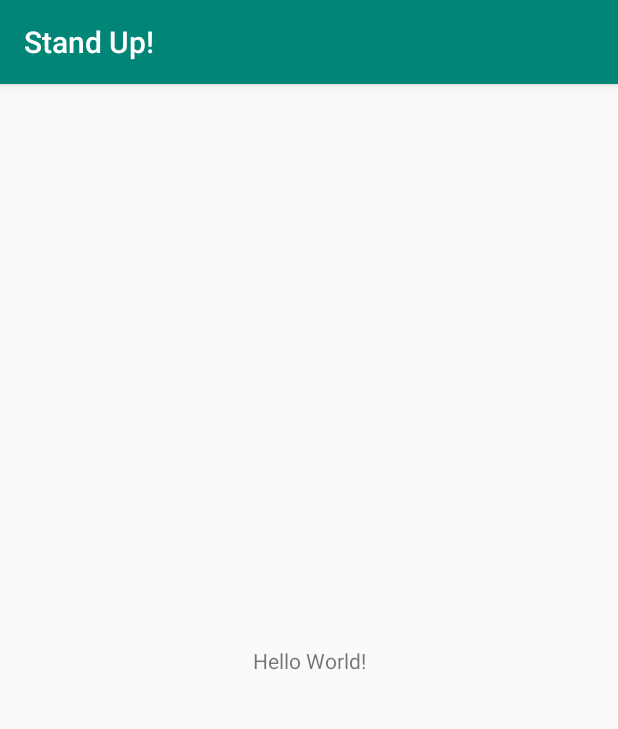
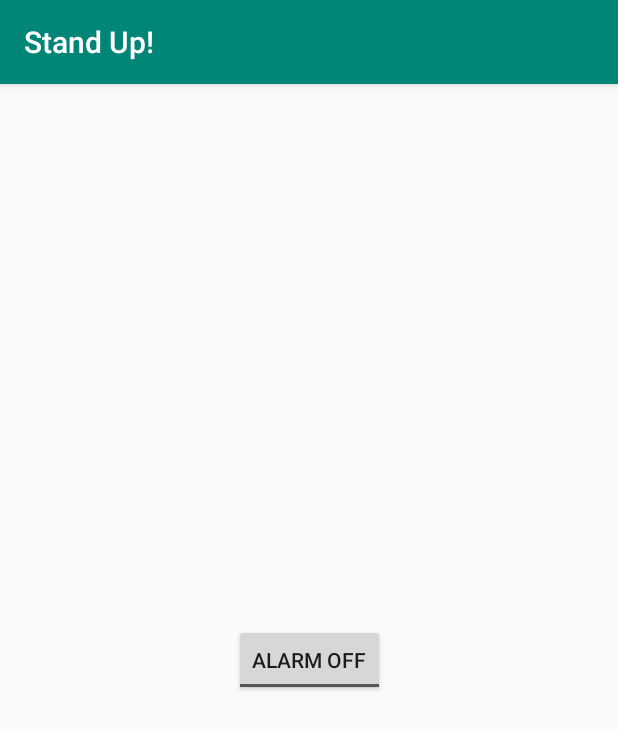
Before and after one commit to joabetc/android_StandUp, an Android app: the screen it shows after launch (MainActivity), on a phone screen of 412 x 824 dp. Shown: the top 729 px of the screen. Run offline under Robolectric (Android 15) with nearby library versions, the phone set to English and light mode, and no system bars.

Commit message:
Adding a ToggleButton

```diff
--- a/app/src/main/res/layout/activity_main.xml
+++ b/app/src/main/res/layout/activity_main.xml
@@ -6,13 +6,14 @@
     android:layout_height="match_parent"
     tools:context=".MainActivity">
 
-    <TextView
+    <ToggleButton
+        android:id="@+id/alarmToggle"
         android:layout_width="wrap_content"
         android:layout_height="wrap_content"
-        android:text="Hello World!"
+        android:textOff="@string/alarm_off"
+        android:textOn="@string/alarm_on"
         app:layout_constraintBottom_toBottomOf="parent"
-        app:layout_constraintLeft_toLeftOf="parent"
-        app:layout_constraintRight_toRightOf="parent"
+        app:layout_constraintEnd_toEndOf="parent"
+        app:layout_constraintStart_toStartOf="parent"
         app:layout_constraintTop_toTopOf="parent" />
-
 </androidx.constraintlayout.widget.ConstraintLayout>
--- a/app/src/main/res/values/strings.xml
+++ b/app/src/main/res/values/strings.xml
@@ -1,3 +1,5 @@
 <resources>
     <string name="app_name">Stand Up!</string>
+    <string name="alarm_off">Alarm off</string>
+    <string name="alarm_on">Alarm On</string>
 </resources>
```
